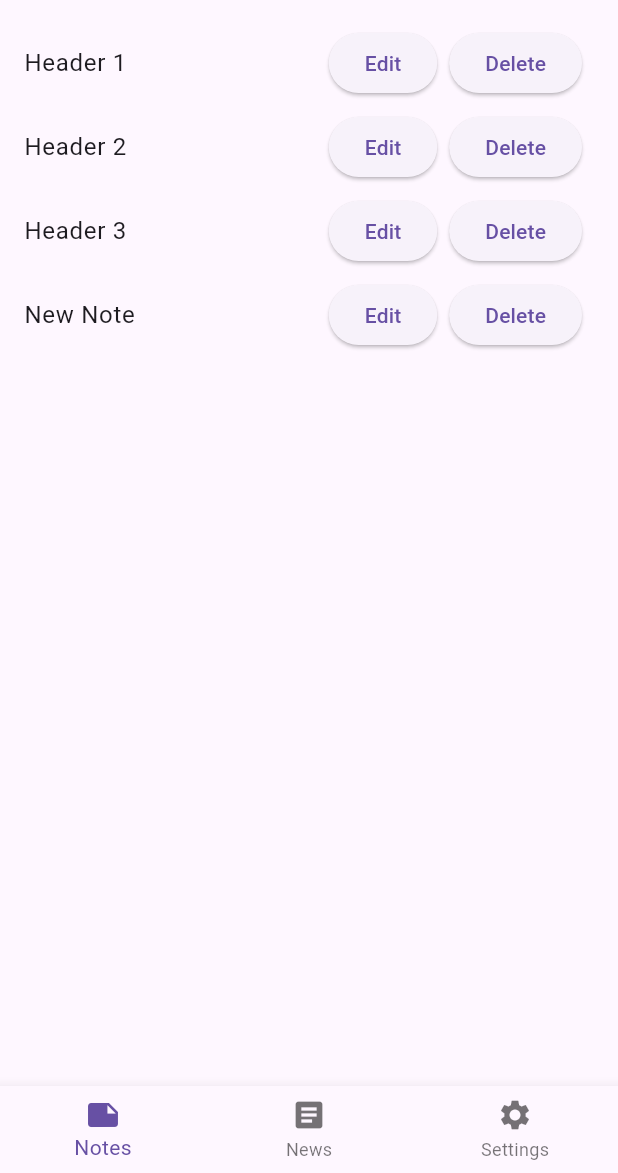
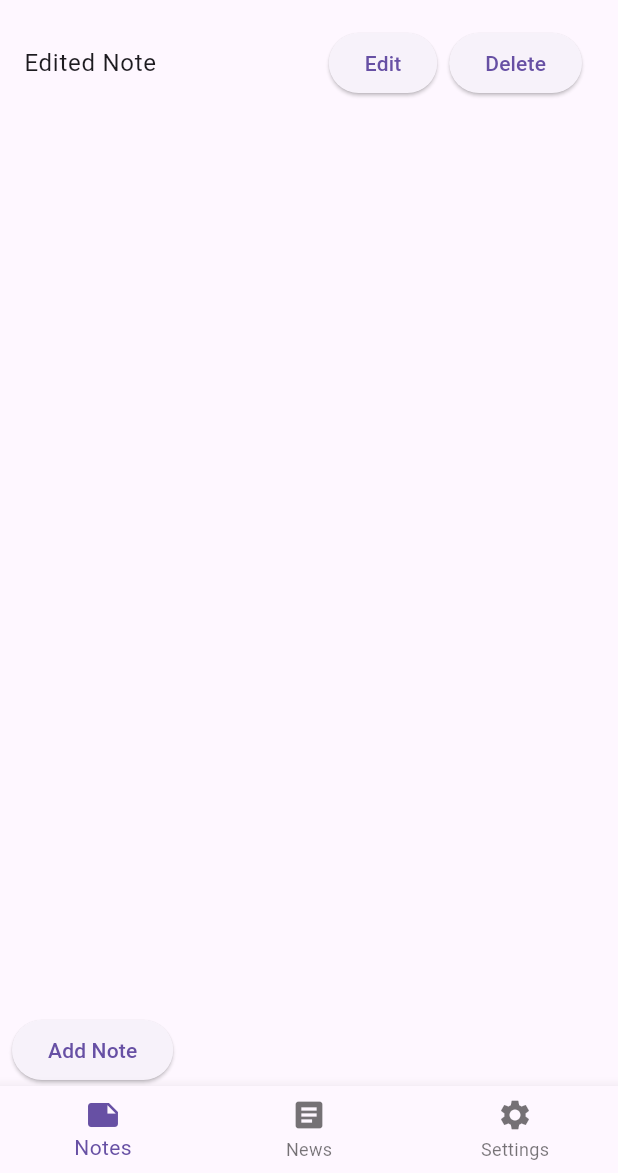
Before and after one commit to JPimia/Flutter_State_Management, a Flutter app: the HomeScreen screen opened directly, after a tap on "Add Note", after a tap on "Edit", on a phone screen of 412 x 824 dp, the part 63-1236 px from its top. Run offline on Flutter 3.47's test engine with Material 3 defaults, Android fonts, the phone set to English and light mode, and no system bars; our stand-ins replace bloc, equatable, flutter_bloc.

Commit message:
fixed UI not updating on state change

```diff
--- a/bloc/lib/blocs/counter/counter_state.dart
+++ b/bloc/lib/blocs/counter/counter_state.dart
@@ -42,7 +42,10 @@ import 'package:equatable/equatable.dart';
 //   List<Object> get props => [counter, status];
 // }
 
+enum NoteStatus { initial, loading, success, error, edited, deleted }
+
 abstract class NotesState extends Equatable {
+  const NotesState();
   @override
   List<Object> get props => [];
 }
@@ -51,5 +54,26 @@ class NotesLoading extends NotesState {}
 
 class NotesLoaded extends NotesState {
   final List<String> notes;
-  NotesLoaded(this.notes);
+  final NoteStatus? status;
+
+  const NotesLoaded({
+    this.notes = const [],
+    this.status = NoteStatus.initial,
+  });
+
+  @override
+  List<Object> get props => [notes];
 }
+
+class NoteDeleted extends NotesState {
+  final List<String> notes;
+  final NoteStatus? status;
+
+  const NoteDeleted({
+    this.notes = const [],
+    this.status = NoteStatus.initial,
+  });
+
+  @override
+  List<Object> get props => [notes];
+}
--- a/bloc/lib/main.dart
+++ b/bloc/lib/main.dart
@@ -61,7 +61,7 @@ class MyApp extends StatelessWidget {
         builder: (context, state) {
           return MaterialApp(
             theme: state.isDarkMode ? ThemeData.dark() : ThemeData.light(),
-            home: HomeScreen(),
+            home: const HomeScreen(),
           );
         },
       ),
@@ -70,6 +70,8 @@ class MyApp extends StatelessWidget {
 }
 
 class HomeScreen extends StatefulWidget {
+  const HomeScreen({super.key});
+
   @override
   _HomeScreenState createState() => _HomeScreenState();
 }
@@ -78,8 +80,8 @@ class _HomeScreenState extends State<HomeScreen> {
   int _selectedIndex = 0;
 
   final List<Widget> _screens = [
-    NotesScreen(),
-    NewsScreen(),
+    const NotesScreen(),
+    const NewsScreen(),
     SettingsScreen(),
   ];
 
@@ -92,7 +94,7 @@ class _HomeScreenState extends State<HomeScreen> {
   @override
   Widget build(BuildContext context) {
     return Scaffold(
-      appBar: AppBar(title: Text("Flutter State Management")),
+      appBar: AppBar(title: const Text("Flutter State Management")),
       body: _screens[_selectedIndex],
       bottomNavigationBar: BottomNavigationBar(
         currentIndex: _selectedIndex,
--- a/bloc/lib/notes_bloc/notes_bloc.dart
+++ b/bloc/lib/notes_bloc/notes_bloc.dart
@@ -5,22 +5,30 @@ import 'package:equatable/equatable.dart';
 
 // NotesBloc
 class NotesBloc extends Bloc<NotesEvent, NotesState> {
-  final List<String> _notes = ["Header 1", "Header 2", "Header 3"];
+  List<String> _notes = [];
 
   NotesBloc() : super(NotesLoading()) {
     on<AddNote>((event, emit) {
       _notes.add(event.note);
-      emit(NotesLoaded(_notes));
+      emit(NotesLoaded(status: NoteStatus.success, notes: _notes));
     });
 
     on<EditNote>((event, emit) {
-      _notes[event.index] = event.newNote;
-      emit(NotesLoaded(_notes));
+      if (state is NotesLoaded) {
+        final updatedNotes = List<String>.from((state as NotesLoaded).notes);
+        updatedNotes[event.index] = event.newNote;
+        _notes = updatedNotes;
+        emit(NotesLoaded(notes: updatedNotes));
+      }
     });
 
     on<DeleteNote>((event, emit) {
-      _notes.removeAt(event.index);
-      emit(NotesLoaded(_notes));
+      if (state is NotesLoaded) {
+        final updatedNotes = List<String>.from((state as NotesLoaded).notes);
+        updatedNotes.removeAt(event.index);
+        _notes = updatedNotes;
+        emit(NotesLoaded(notes: updatedNotes));
+      }
     });
   }
 }
--- a/bloc/lib/screens/notes_screen.dart
+++ b/bloc/lib/screens/notes_screen.dart
@@ -10,7 +10,11 @@ class NotesScreen extends StatelessWidget {
 
   @override
   Widget build(BuildContext context) {
-    return BlocBuilder<NotesBloc, NotesState>(
+    return Scaffold(
+      body: Column(
+        children: [
+          Expanded(
+            child: BlocBuilder<NotesBloc, NotesState>(
               builder: (context, state) {
                 if (state is NotesLoading) {
                   // Display a loading spinner while notes are being loaded.
@@ -21,13 +25,6 @@ class NotesScreen extends StatelessWidget {
                       children: [
                         Text("No notes available. Please add a note."),
                         const SizedBox(height: 16),
-                ElevatedButton(
-                  onPressed: () {
-                    // Add a note when the button is pressed
-                    context.read<NotesBloc>().add(AddNote('New Note'));
-                  },
-                  child: Text("Add Note"),
-                ),
                       ],
                     ),
                   );
@@ -45,7 +42,9 @@ class NotesScreen extends StatelessWidget {
                             ElevatedButton(
                               onPressed: () {
                                 // Example edit logic: replace the note with "Edited Note"
-                        context.read<NotesBloc>().add(EditNote(index, 'Edited Note'));
+                                context
+                                    .read<NotesBloc>()
+                                    .add(EditNote(index, 'Edited Note'));
                               },
                               child: Text("Edit"),
                             ),
@@ -53,7 +52,9 @@ class NotesScreen extends StatelessWidget {
                             // Delete button
                             ElevatedButton(
                               onPressed: () {
-                        context.read<NotesBloc>().add(DeleteNote(index));
+                                context
+                                    .read<NotesBloc>()
+                                    .add(DeleteNote(index));
                               },
                               child: Text("Delete"),
                             ),
@@ -66,6 +67,22 @@ class NotesScreen extends StatelessWidget {
                   return Center(child: Text("Something went wrong!"));
                 }
               },
+            ),
+          ),
+          Row(
+            children: [
+              const SizedBox(width: 8),
+              ElevatedButton(
+                onPressed: () {
+                  // Add a note when the button is pressed
+                  context.read<NotesBloc>().add(AddNote('New Note'));
+                },
+                child: Text("Add Note"),
+              ),
+            ],
+          ),
+        ],
+      ),
     );
   }
 }
```
Lines whose indentation alone changed are shown as unchanged.
